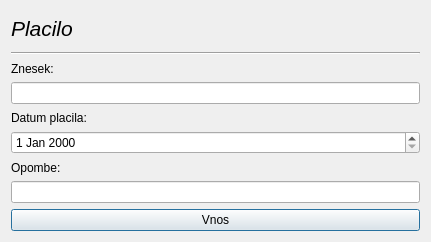
The window that placiloracuna.ui (MaxMaxy/racun) describes before a commit, drawn with Qt 5.
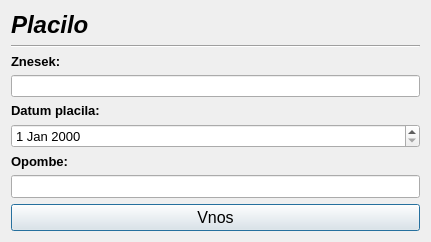
The same window after the commit.

```diff
--- a/placiloracuna.ui
+++ b/placiloracuna.ui
@@ -22,8 +22,11 @@
         <widget class="QLabel" name="label">
          <property name="font">
           <font>
-           <pointsize>16</pointsize>
+           <family>MS Sans Serif</family>
+           <pointsize>18</pointsize>
+           <weight>75</weight>
            <italic>true</italic>
+           <bold>true</bold>
           </font>
          </property>
          <property name="text">
@@ -44,6 +47,14 @@
       <layout class="QVBoxLayout" name="verticalLayout_2">
        <item>
         <widget class="QLabel" name="label_2">
+         <property name="font">
+          <font>
+           <family>MS Sans Serif</family>
+           <pointsize>10</pointsize>
+           <weight>75</weight>
+           <bold>true</bold>
+          </font>
+         </property>
          <property name="text">
           <string>Znesek:</string>
          </property>
@@ -61,6 +72,14 @@
       <layout class="QVBoxLayout" name="verticalLayout_3">
        <item>
         <widget class="QLabel" name="label_3">
+         <property name="font">
+          <font>
+           <family>MS Sans Serif</family>
+           <pointsize>10</pointsize>
+           <weight>75</weight>
+           <bold>true</bold>
+          </font>
+         </property>
          <property name="text">
           <string>Datum placila:</string>
          </property>
@@ -70,7 +89,14 @@
         </widget>
        </item>
        <item>
-        <widget class="QDateEdit" name="dateEdit"/>
+        <widget class="QDateEdit" name="dateEdit">
+         <property name="font">
+          <font>
+           <family>MS Sans Serif</family>
+           <pointsize>10</pointsize>
+          </font>
+         </property>
+        </widget>
        </item>
       </layout>
      </item>
@@ -78,6 +104,14 @@
       <layout class="QVBoxLayout" name="verticalLayout_4">
        <item>
         <widget class="QLabel" name="label_4">
+         <property name="font">
+          <font>
+           <family>MS Sans Serif</family>
+           <pointsize>10</pointsize>
+           <weight>75</weight>
+           <bold>true</bold>
+          </font>
+         </property>
          <property name="text">
           <string>Opombe:</string>
          </property>
@@ -87,12 +121,25 @@
         </widget>
        </item>
        <item>
-        <widget class="QLineEdit" name="lineEdit_opombe"/>
+        <widget class="QLineEdit" name="lineEdit_opombe">
+         <property name="font">
+          <font>
+           <family>MS Sans Serif</family>
+           <pointsize>10</pointsize>
+          </font>
+         </property>
+        </widget>
        </item>
       </layout>
      </item>
      <item>
       <widget class="QPushButton" name="pushButton">
+       <property name="font">
+        <font>
+         <family>MS Sans Serif</family>
+         <pointsize>12</pointsize>
+        </font>
+       </property>
        <property name="text">
         <string>Vnos</string>
        </property>
```
